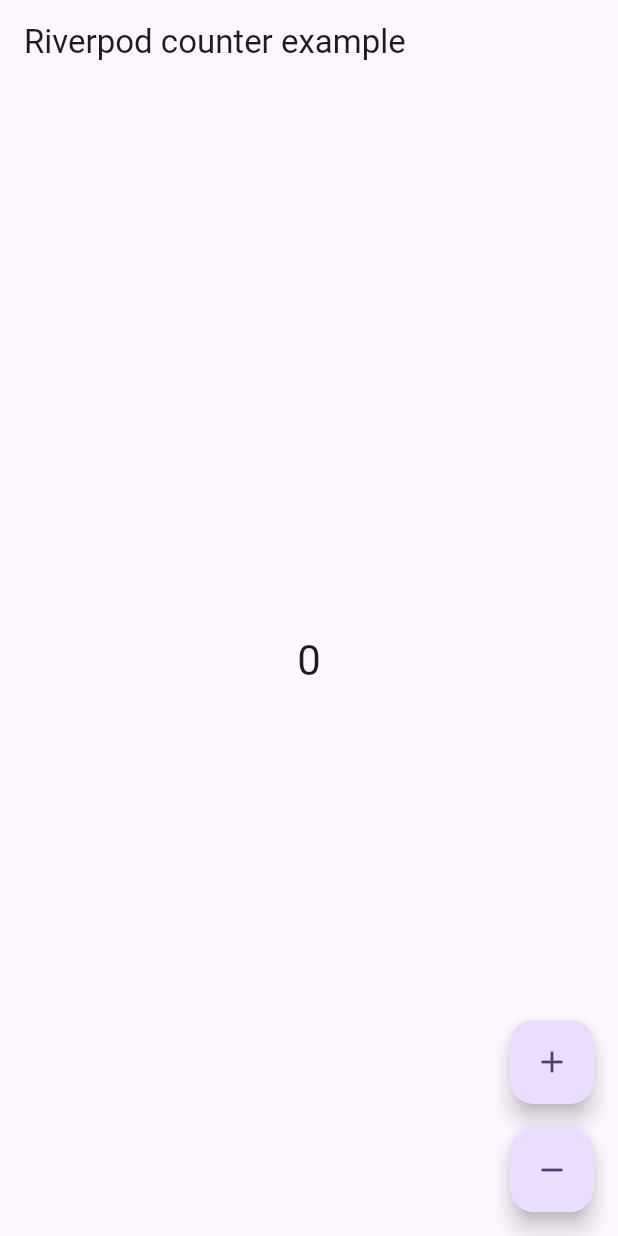
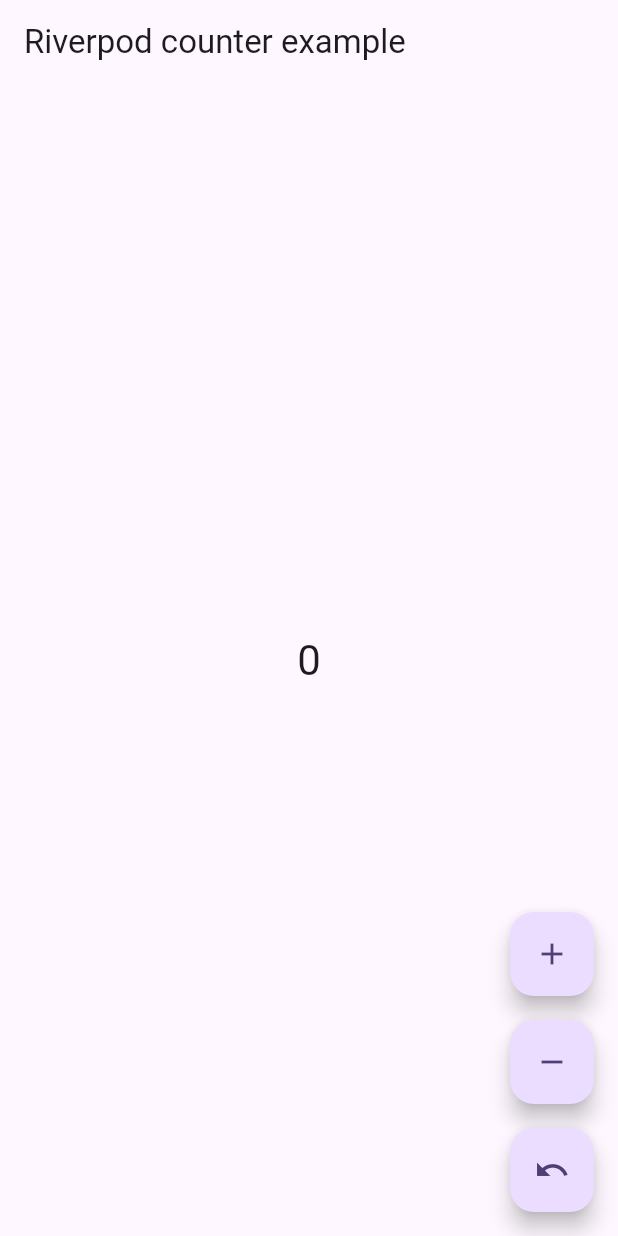
Before and after one commit to OriginMaster2024/origin_master_2024_flutter, a Flutter app: the screen it shows after launch, on a phone screen of 412 x 824 dp. Run offline on Flutter 3.47's test engine with Material 3 defaults, Android fonts, the light colour scheme and no system bars; our stand-ins replace hooks_riverpod.

Commit message:
Add resetButton

```diff
--- a/lib/sandbox/CounterWithRiverpod/CounterPage.dart
+++ b/lib/sandbox/CounterWithRiverpod/CounterPage.dart
@@ -29,7 +29,9 @@
         children: [
           incrementButton(context, ref),
           const SizedBox(height: 16,),
-          decrementButton(context, ref)
+          decrementButton(context, ref),
+          const SizedBox(height: 16,),
+          resetButton(context, ref),
         ],
       ),
     );
@@ -48,4 +50,11 @@
       child: const Icon(Icons.remove),
     );
   }
+
+  Widget resetButton(BuildContext context, WidgetRef ref) {
+    return FloatingActionButton(
+      onPressed: () => ref.read(counterProvider.notifier).reset(),
+      child: const Icon(Icons.undo),
+    );
+  }
 }
```
